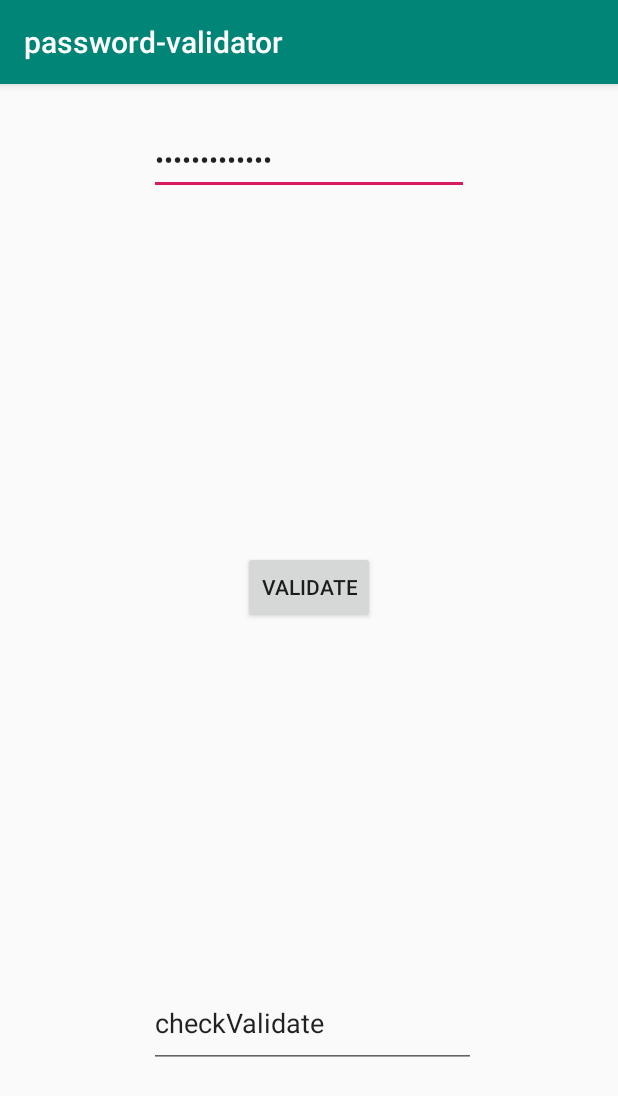
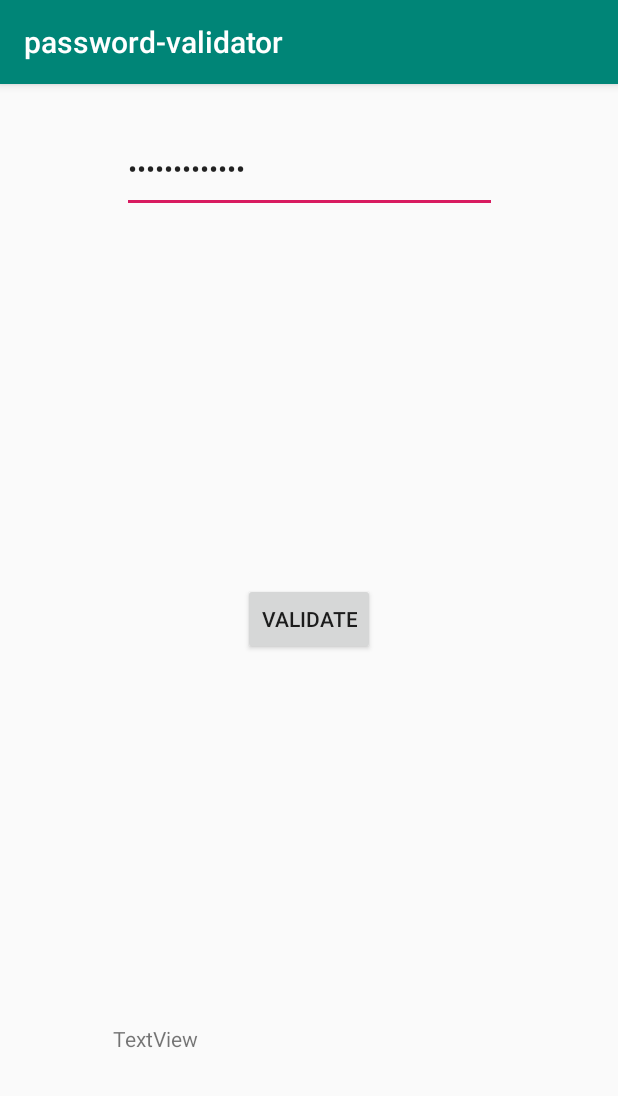
Before and after one commit to JiamingHan0422/password_validator, an Android app: the screen it shows after launch (MainActivity), on a phone screen of 412 x 824 dp. Shown: the top 1096 px of the screen. Run offline under Robolectric (Android 15) with nearby library versions, the phone set to English and light mode, and no system bars.

Commit message:
commit check3
expresso

```diff
--- a/app/src/main/java/com/example/password_validator/MainActivity.java
+++ b/app/src/main/java/com/example/password_validator/MainActivity.java
@@ -1,7 +1,13 @@
 package com.example.password_validator;
 
+import android.content.DialogInterface;
+import android.support.v7.app.AlertDialog;
 import android.support.v7.app.AppCompatActivity;
 import android.os.Bundle;
+import android.view.View;
+import android.widget.EditText;
+import android.widget.Button;
+import android.widget.TextView;
 
 public class MainActivity extends AppCompatActivity {
 
@@ -9,5 +15,46 @@ public class MainActivity extends AppCompatActivity {
     protected void onCreate(Bundle savedInstanceState) {
         super.onCreate(savedInstanceState);
         setContentView(R.layout.activity_main);
+
+        //connect to the Button, editText,TextView;
+        Button validate = (Button)findViewById(R.id.validate);
+        final TextView Check = (TextView)findViewById(R.id.Check);
+        final EditText Password = (EditText)findViewById(R.id.Password);
+
+        //Build password validator
+        final theValidator isValid = new theValidator();
+
+        AlertDialog.Builder AlertB = new AlertDialog.Builder(this);
+        AlertB.setMessage("Empty password is not valid.");
+        AlertB.setCancelable(true);
+        AlertB.setPositiveButton("Agree",
+                new DialogInterface.OnClickListener() {
+                    public void onClick(DialogInterface dialog, int id) {
+                        dialog.cancel();
+                    }
+                }
+        );
+        final AlertDialog alertBox = AlertB.create();
+
+        //Waiting for validate button to click
+        validate.setOnClickListener(new Button.OnClickListener() {
+            public void onClick(View v) {
+                String passwordTest = Password.getText().toString();
+
+                if(passwordTest.trim().length() == 0) {
+                    alertBox.show();
+                }  else {
+
+                    if(isValid.ValidationStage2(passwordTest) != 5) {
+                        Check.setText("The password strength is not qualified for safety, Bad.");
+                    } else {
+                        Check.setText("The password strength is qualified for safety, Good");
+                    }
+                }
+
+            }
+        });
+
+
     }
 }
--- a/app/src/main/res/layout/activity_main.xml
+++ b/app/src/main/res/layout/activity_main.xml
@@ -8,8 +8,8 @@
 
     <EditText
         android:id="@+id/Password"
-        android:layout_width="wrap_content"
-        android:layout_height="46dp"
+        android:layout_width="250dp"
+        android:layout_height="58dp"
         android:layout_marginStart="8dp"
         android:layout_marginLeft="8dp"
         android:layout_marginTop="28dp"
@@ -32,26 +32,23 @@
         android:layout_marginEnd="8dp"
         android:layout_marginRight="8dp"
         android:layout_marginBottom="8dp"
-        android:text="validate"
-        app:layout_constraintBottom_toTopOf="@+id/check"
+        android:text="Validate"
+        app:layout_constraintBottom_toTopOf="@+id/Check"
         app:layout_constraintEnd_toEndOf="parent"
         app:layout_constraintStart_toStartOf="parent"
         app:layout_constraintTop_toBottomOf="@+id/Password" />
 
-    <EditText
-        android:id="@+id/check"
-        android:layout_width="218dp"
-        android:layout_height="59dp"
+    <TextView
+        android:id="@+id/Check"
+        android:layout_width="261dp"
+        android:layout_height="69dp"
         android:layout_marginStart="8dp"
         android:layout_marginLeft="8dp"
         android:layout_marginEnd="8dp"
         android:layout_marginRight="8dp"
-        android:layout_marginBottom="112dp"
-        android:ems="10"
-        android:inputType="textPersonName"
-        android:text="checkValidate"
+        android:layout_marginBottom="72dp"
+        android:text="TextView"
         app:layout_constraintBottom_toBottomOf="parent"
         app:layout_constraintEnd_toEndOf="parent"
-        app:layout_constraintHorizontal_bias="0.514"
         app:layout_constraintStart_toStartOf="parent" />
 </android.support.constraint.ConstraintLayout>
```
Also changed, not shown: app/src/main/java/com/example/password_validator/theValidator.java (added, +26 -0 lines), 1 other file.
